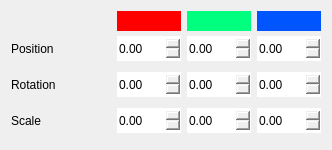
Old version of the form src/widgets/transformeditor.ui in the repository jahshaka/Studio.
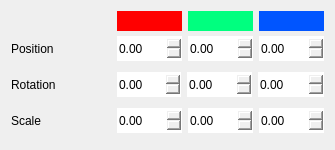
New version of the form.

Commit message: fixed range for rotation spinner on transform ui

The edit to the form file:
```diff
--- a/src/widgets/transformeditor.ui
+++ b/src/widgets/transformeditor.ui
@@ -6,7 +6,7 @@
    <rect>
     <x>0</x>
     <y>0</y>
-    <width>328</width>
+    <width>335</width>
     <height>150</height>
    </rect>
   </property>
@@ -275,6 +275,12 @@
           <height>25</height>
          </size>
         </property>
+        <property name="minimum">
+         <double>-10000000.000000000000000</double>
+        </property>
+        <property name="maximum">
+         <double>10000000.000000000000000</double>
+        </property>
        </widget>
       </item>
       <item>
@@ -285,6 +291,12 @@
           <height>25</height>
          </size>
         </property>
+        <property name="minimum">
+         <double>-10000000.000000000000000</double>
+        </property>
+        <property name="maximum">
+         <double>10000000.000000000000000</double>
+        </property>
        </widget>
       </item>
      </layout>
```
